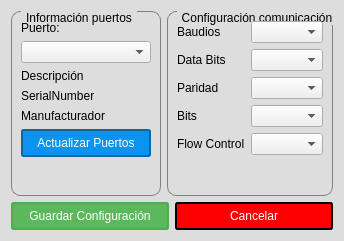
Before: the Qt Designer form ajustespuertoserial.ui in hectorda/Bio-Feedback, drawn with Qt 5.
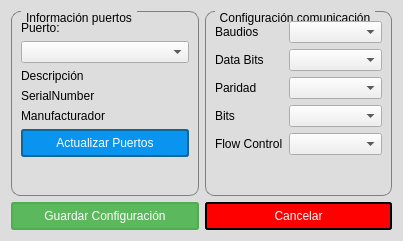
After: the same form once the commit is applied. Icons and pictures are not drawn.

Patch:
```diff
--- a/ajustespuertoserial.ui
+++ b/ajustespuertoserial.ui
@@ -6,7 +6,7 @@
    <rect>
     <x>0</x>
     <y>0</y>
-    <width>344</width>
+    <width>403</width>
     <height>241</height>
    </rect>
   </property>
```
